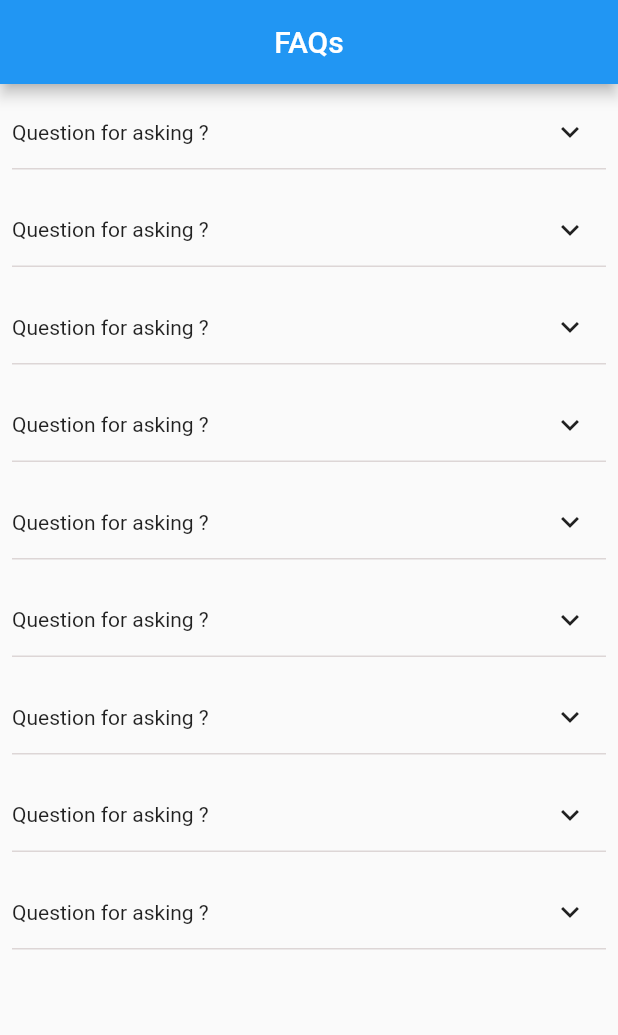
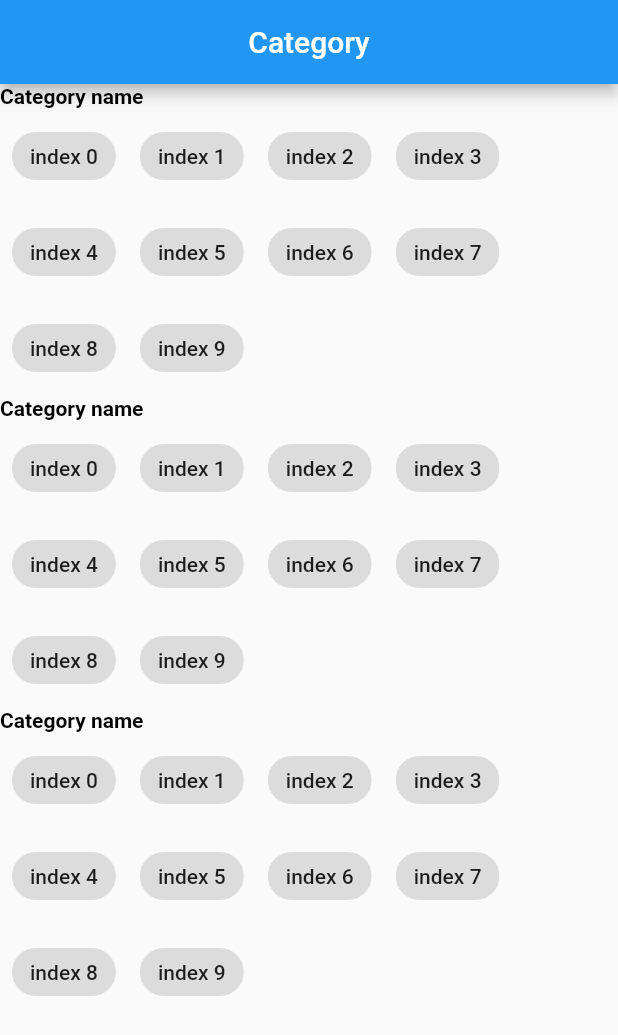
Before and after one commit to blessy-bss6/groceryapp, a Flutter app: the screen it shows after launch, on a phone screen of 412 x 824 dp. Shown: the top 1035 px of the screen. Run offline on Flutter 3.47's test engine with Material 2 defaults, Android fonts, the phone set to English and light mode, and no system bars; our stand-ins replace carousel_slider; Roboto replaces fonts that are missing (MontserratMedium).

Commit message:
added new seller folder

```diff
--- a/lib/common/button.dart
+++ b/lib/common/button.dart
@@ -78,7 +78,7 @@ class Btn extends StatelessWidget {
         margin: margin,
         decoration: BoxDecoration(
           shape: BoxShape.rectangle,
-          color: color ?? blackColor,
+          color: color,
           borderRadius: BorderRadius.only(
             topLeft: Radius.circular(3),
             topRight: Radius.circular(3),
@@ -86,8 +86,8 @@ class Btn extends StatelessWidget {
             bottomRight: Radius.circular(3),
           ),
         ),
-        width: width ?? null,
-        height: height ?? null,
+        width: width,
+        height: height,
         child: Center(
           child: Txt(
             t: btnName!,
--- a/lib/main.dart
+++ b/lib/main.dart
@@ -6,6 +6,9 @@ import 'Screen/cartScr.dart';
 import 'Screen/faqScr.dart';
 import 'Screen/spalash.dart';
 import 'Screen/wishlistScr.dart';
+import 'offWork/selCategoryScr.dart';
+import 'offWork/selOrderDetScr.dart';
+import 'offWork/selOrderScr.dart';
 
 void main() {
   runApp(const MyApp());
@@ -25,7 +28,11 @@ class MyApp extends StatelessWidget {
       // home: SplashScreen(),
       // home: CartScreen(),
       // home: HomeScreen(),
-        // home: WelcomeScr()
-        home: FaqScreen());
+      // home: SelOrderDetailsScreen()
+      // home: SelOrderDetScreen(),
+      home: SelCategoryScreen(),
+      // home: StackOver(),
+      // home: FaqScreen()
+    );
   }
 }
--- /dev/null
+++ b/lib/offWork/selCategoryScr.dart
@@ -0,0 +1,80 @@
+import 'package:flutter/material.dart';
+import 'package:grocers/Elements/baseAppbar.dart';
+import 'package:grocers/common/button.dart';
+import 'package:grocers/utils/style.dart';
+
+class SelCategoryScreen extends StatelessWidget {
+  const SelCategoryScreen({Key? key}) : super(key: key);
+
+  @override
+  Widget build(BuildContext context) {
+    return Scaffold(
+      appBar: BaseAppBar(
+        boolLeading: true,
+        centerTitle: true,
+        title: 'Category',
+      ),
+
+      // body: CustomScrollView(
+      //   slivers: [
+
+      //   ],
+      // ),
+      body: Container(
+        child: ListView.builder(
+            shrinkWrap: true,
+            itemCount: 3,
+            itemBuilder: ((context, index) => ListView(
+                  shrinkWrap: true,
+                  children: [
+                    Text(
+                      'Category name',
+                      style: labelTextStyle,
+                    ),
+                    Wrap(
+                      children: List.generate(
+                        10,
+                        (index) {
+                          return Padding(
+                            padding: const EdgeInsets.all(8.0),
+                            child: FilterChip(
+                              label: Text('index $index'),
+                              onSelected: (val) {},
+                              // disabledColor :
+                            ),
+                          );
+                        },
+                      ),
+                    )
+                  ],
+                ))),
+      ),
+    );
+  }
+}
+
+class StackOver extends StatelessWidget {
+  @override
+  Widget build(BuildContext context) {
+    return Scaffold(
+      body: Padding(
+        padding: const EdgeInsets.only(
+          top: 60,
+          left: 10.0,
+          right: 10.0,
+        ),
+        child: Wrap(children: [
+          ListView.builder(
+            itemCount: 10,
+            itemBuilder: (context, index) {
+              return FilterChip(
+                label: Text('index $index'),
+                onSelected: (val) {},
+              );
+            },
+          ),
+        ]),
+      ),
+    );
+  }
+}
```
Also changed, not shown: lib/offWork/selOrderDetScr.dart (added, +57 -0 lines), lib/offWork/selOrderScr.dart (added, +80 -0 lines), flutter_01.png (added). Lines whose indentation alone changed are shown as unchanged.
